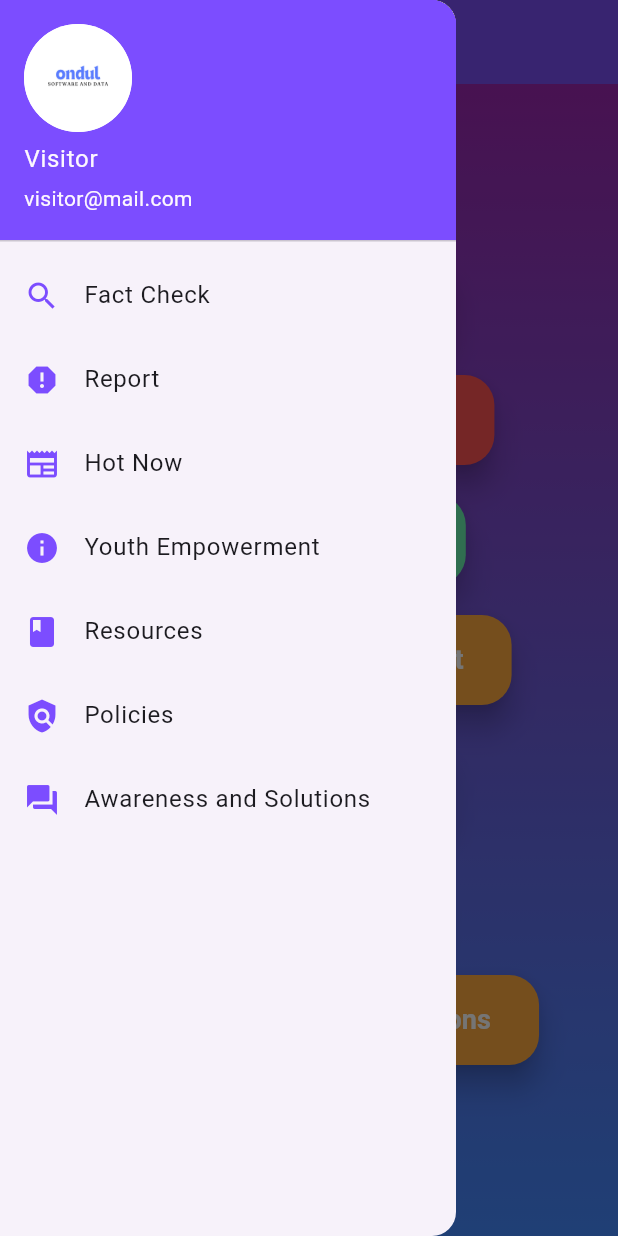
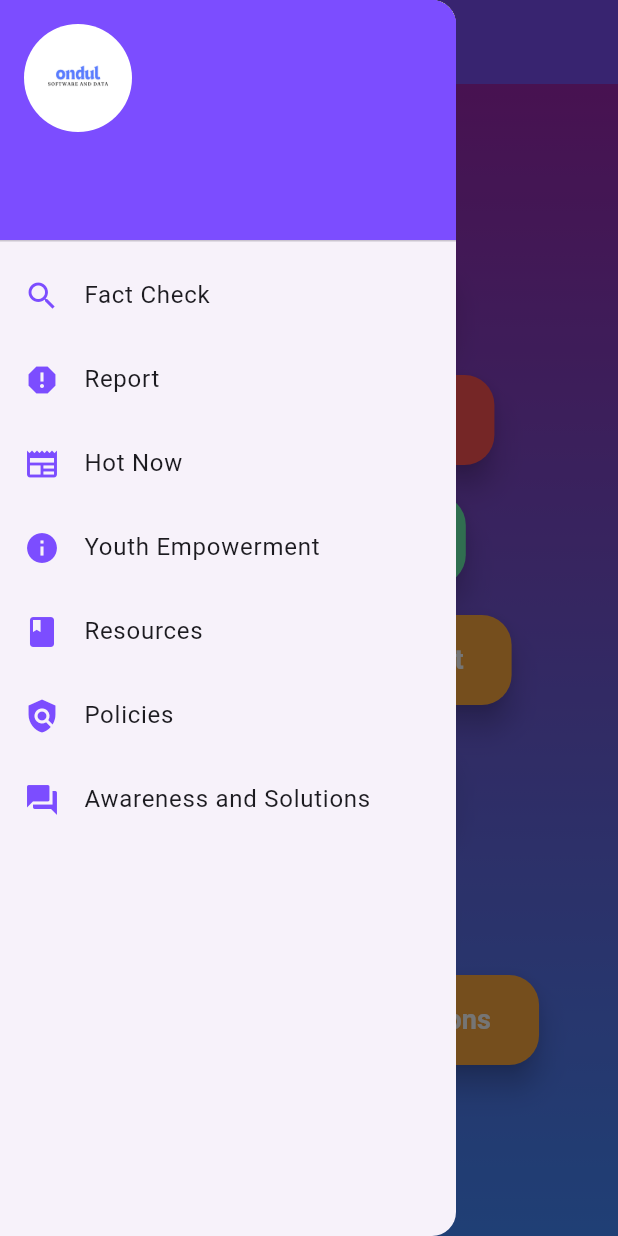
Before and after one commit to Slozzyondul/Social_Justice_and_Reform_Hackathon, a Flutter app: the screen it shows after launch, with the side drawer open, on a phone screen of 412 x 824 dp. Run offline on Flutter 3.47's test engine with Material 3 defaults, Android fonts, the light colour scheme and no system bars; our stand-ins replace image_picker.

Commit message:
more UI modifications

```diff
--- a/analysis_options.yaml
+++ b/analysis_options.yaml
@@ -10,6 +10,7 @@
 analyzer:
   errors:
     deprecated_member_use: ignore
+    file_names: ignore
     library_private_types_in_public_api: ignore
     unused_import: ignore
     use_build_context_synchronously: ignore
--- a/lib/frontend/widgets/main_build_drawer_Item_widget.dart
+++ b/lib/frontend/widgets/main_build_drawer_Item_widget.dart
@@ -1,4 +1,3 @@
-
 import 'package:flutter/material.dart';
 
 Widget buildDrawerItem(BuildContext context,
--- a/lib/frontend/widgets/main_drawer_widget.dart
+++ b/lib/frontend/widgets/main_drawer_widget.dart
@@ -7,11 +7,11 @@ Widget mainDrawer(BuildContext context) {
         padding: EdgeInsets.zero,
         children: [
           const UserAccountsDrawerHeader(
-            accountName: Text('Visitor'),
-            accountEmail: Text('visitor@mail.com'),
+            accountName: Text(''),
+            accountEmail: Text(''),
             currentAccountPicture: CircleAvatar(
               backgroundImage: AssetImage('assets/images/logo.png'),
-              backgroundColor: Colors.white,
+              backgroundColor: Colors.deepPurpleAccent,
             ),
             decoration: BoxDecoration(color: Colors.deepPurpleAccent),
           ),
```
Also changed, not shown: 1 other file.
